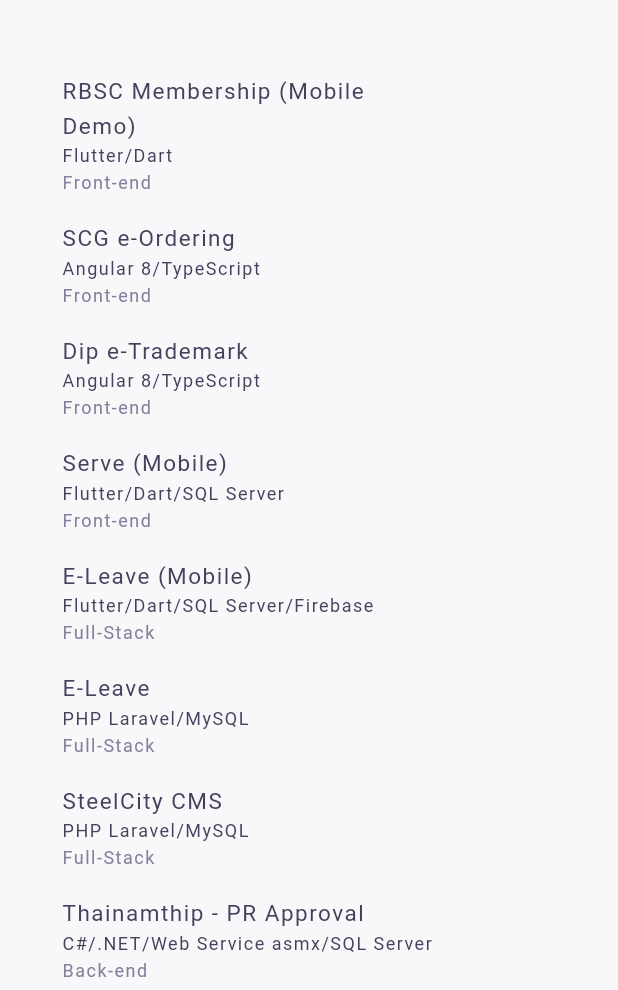
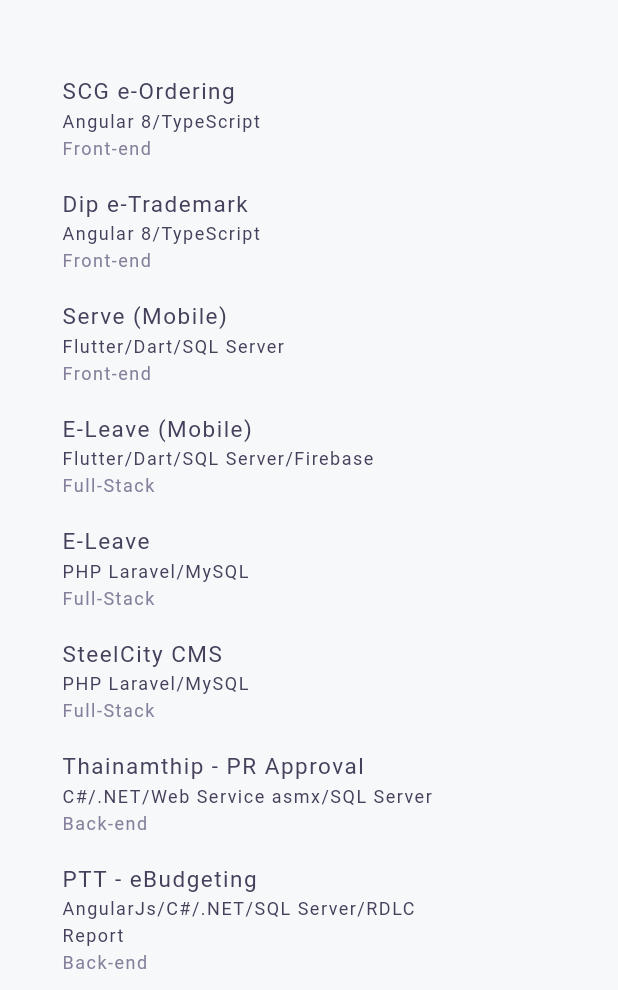
Before and after one commit to MangoStick/portfolio, a Flutter app: the AboutPage screen opened by its route, on a phone screen of 412 x 824 dp, the part 246-1236 px from its top. Run offline on Flutter 3.47's test engine with Material 2 defaults, Android fonts, the phone set to English and light mode, and no system bars; our stand-ins replace font_awesome_flutter; missing offline and left inert: dart:html; Roboto replaces fonts that are missing (NexaBold, NexaLight, ProductSans).

Commit message:
Update about.dart

```diff
--- a/lib/ui/about.dart
+++ b/lib/ui/about.dart
@@ -289,12 +289,12 @@ class AboutPage extends StatelessWidget {
 
   // Education Methods:---------------------------------------------------------
   final educationList = [
-    Education(
-      'Front-end',
-      '',
-      'Flutter/Dart',
-      'RBSC Membership (Mobile Demo)',
-    ),
+//     Education(
+//       'Front-end',
+//       '',
+//       'Flutter/Dart',
+//       'RBSC (Mobile Demo)',
+//     ),
     Education(
       'Front-end',
       '',
```
